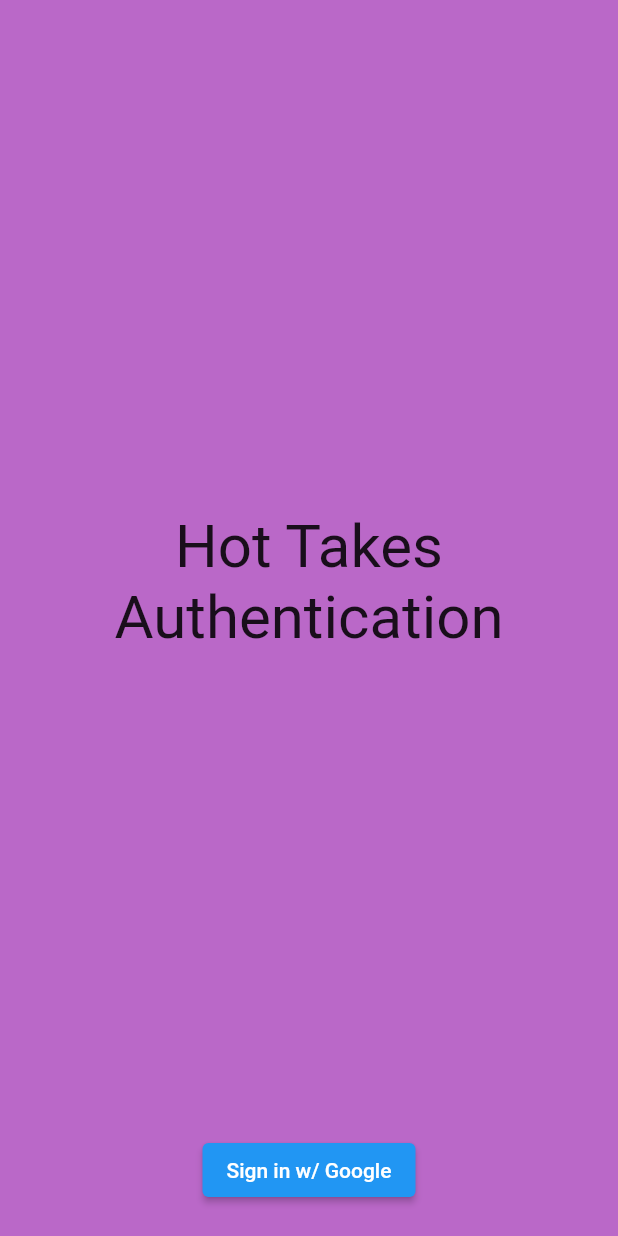
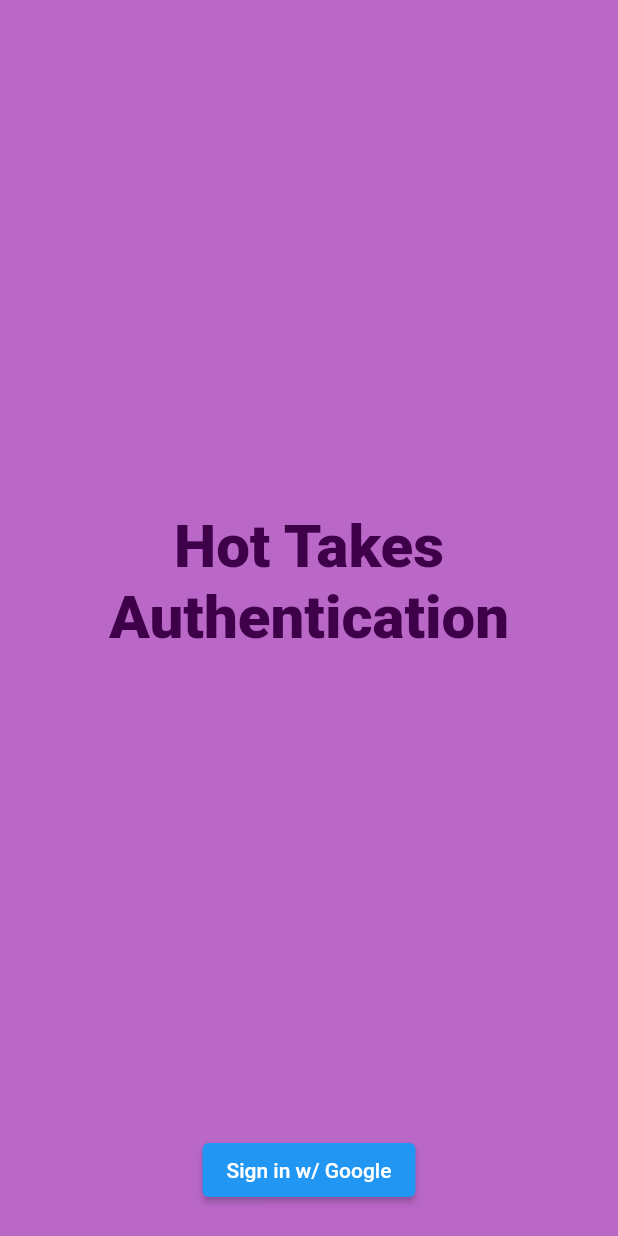
Before and after one commit to EliVerbrugge/HotTakes, a Flutter app: the screen it shows after launch, on a phone screen of 412 x 824 dp. Run offline on Flutter 3.47's test engine with Material 2 defaults, Android fonts, the light colour scheme and no system bars; our stand-ins replace cloud_firestore, firebase_auth, firebase_core, google_sign_in; accounts and stored records are empty.

Commit message:
Fixing font in sign in

```diff
--- a/hot_takes/lib/pages/home_page.dart
+++ b/hot_takes/lib/pages/home_page.dart
@@ -8,7 +8,7 @@ import 'package:flutter/foundation.dart';
 import 'package:provider/provider.dart';
 
 class HomePage extends StatelessWidget {
-  User? _user = FirebaseAuth.instance.currentUser;
+  User? _user = FirebaseAuth.instance.currentUser!;
 
   @override
   Widget build(BuildContext context) {
@@ -16,7 +16,6 @@ class HomePage extends StatelessWidget {
     // This method is rerun every time notifyListeners is called from the Provider.
     //
     final takeState = Provider.of<TakesState>(context);
-    _user = FirebaseAuth.instance.currentUser!;
     return Scaffold(
         key: UniqueKey(),
         appBar: AppBar(
--- a/hot_takes/lib/pages/sign_in_page.dart
+++ b/hot_takes/lib/pages/sign_in_page.dart
@@ -40,14 +40,16 @@ class _SignInScreenState extends State<SignInScreen> {
                     Text(
                       'Hot Takes',
                       style: TextStyle(
-                        fontSize: 40,
-                      ),
+                          fontSize: 40,
+                          fontWeight: FontWeight.w800,
+                          color: Color.fromARGB(255, 62, 0, 73)),
                     ),
                     Text(
                       'Authentication',
                       style: TextStyle(
-                        fontSize: 40,
-                      ),
+                          fontSize: 40,
+                          fontWeight: FontWeight.w800,
+                          color: Color.fromARGB(255, 62, 0, 73)),
                     ),
                   ],
                 ),
```
